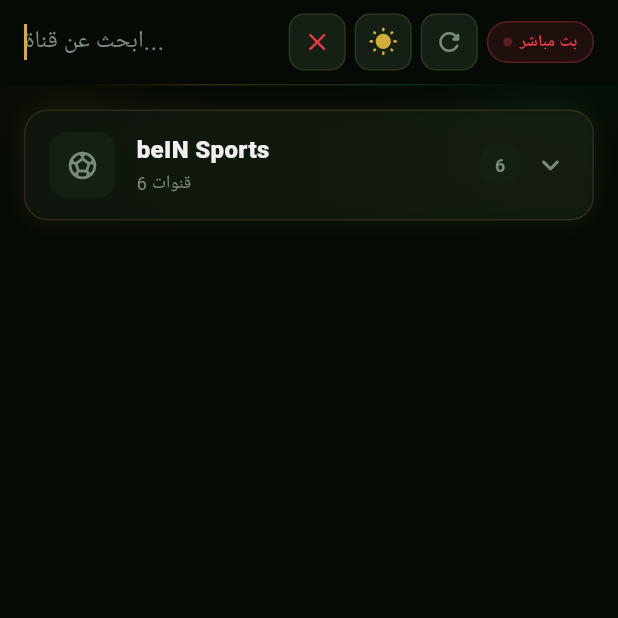
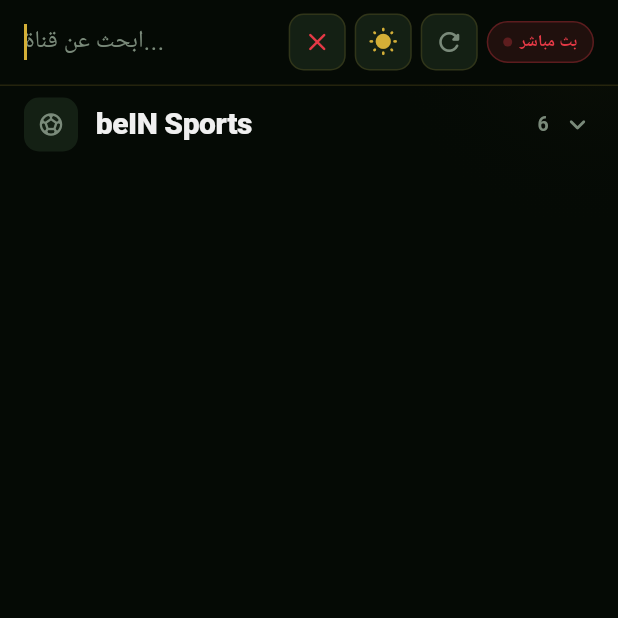
Before and after one commit to illyassvvv/G, a Flutter app: the screen it shows after launch, after a tap on the "search" icon, on a phone screen of 412 x 824 dp, the top half of it. Run offline on Flutter 3.47's test engine with Material 3 defaults, Android fonts, the phone set to English and light mode, and no system bars; drawn by our look-alikes of flutter_animate; our stand-ins replace better_player_plus, cached_network_image, connectivity_plus, google_fonts, shared_preferences, shimmer; network calls fail; Roboto replaces fonts that are missing (Cairo).

Commit message:
redesign: premium poster-style UI inspired by streaming apps
- Channel cards: poster-style with centered logo, name below, subtle active glow
- 3-column grid layout (was 2) for denser, cleaner content display
- Category headers: bold Arabic text, minimal icons, clean spacing
- Cleaner app bar with subtle divider line
- Reduced ambient glow for minimal aesthetic
- Skeleton loading updated to match new 3-col poster grid
- All previous fixes preserved (ValueNotifier, debouncing, safe disposal)

Co-Authored-By: ilyasssr.119@gmail.com <ilyasssr.119@gmail.com>

```diff
--- a/lib/screens/home_screen.dart
+++ b/lib/screens/home_screen.dart
@@ -274,9 +274,8 @@ class _HomeScreenState extends State<HomeScreen> {
     return Scaffold(
       backgroundColor: c.bg,
       body: Stack(children: [
-        // Ambient glows
-        Positioned(top: -100, right: -100, child: _glow(AppTheme.green, 300, 0.06)),
-        Positioned(top: -50,  left: -80,  child: _glow(AppTheme.accent, 250, 0.04)),
+        // Subtle ambient glow — minimal
+        Positioned(top: -120, right: -120, child: _glow(AppTheme.accent, 280, 0.03)),
 
         // ── No internet banner ──────────────────────────────────
         if (!prov.hasInternet)
@@ -412,13 +411,7 @@ class _HomeScreenState extends State<HomeScreen> {
         ),
       ],
       bottom: PreferredSize(preferredSize: const Size.fromHeight(1),
-        child: Container(height: 1, decoration: BoxDecoration(
-          gradient: LinearGradient(colors: [
-            Colors.transparent,
-            AppTheme.accent.withOpacity(0.2),
-            AppTheme.green.withOpacity(0.2),
-            Colors.transparent,
-          ])))),
+        child: Container(height: 0.5, color: c.border.withOpacity(0.3))),
     );
   }
 
@@ -430,11 +423,11 @@ class _HomeScreenState extends State<HomeScreen> {
         sliver: SliverGrid(
           delegate: SliverChildBuilderDelegate(
             (_, i) => ChannelCardSkeleton(provider: prov),
-            childCount: 6,
+            childCount: 9,
           ),
           gridDelegate: const SliverGridDelegateWithFixedCrossAxisCount(
-            crossAxisCount: 2, crossAxisSpacing: 12,
-            mainAxisSpacing: 12, childAspectRatio: 1.1,
+            crossAxisCount: 3, crossAxisSpacing: 10,
+            mainAxisSpacing: 16, childAspectRatio: 0.65,
           ),
         ),
       ),
@@ -495,8 +488,8 @@ class _HomeScreenState extends State<HomeScreen> {
             );
           }, childCount: _searchResults.length),
           gridDelegate: const SliverGridDelegateWithFixedCrossAxisCount(
-            crossAxisCount: 2, crossAxisSpacing: 12,
-            mainAxisSpacing: 12, childAspectRatio: 1.1,
+            crossAxisCount: 3, crossAxisSpacing: 10,
+            mainAxisSpacing: 16, childAspectRatio: 0.65,
           ),
         ),
       ),
@@ -510,65 +503,54 @@ class _HomeScreenState extends State<HomeScreen> {
       final cat        = _categories[i];
       final isExpanded = _expanded.contains(cat.name);
 
+      // ── Category header — clean, bold, streaming-app style ──
       widgets.add(SliverToBoxAdapter(
         child: GestureDetector(
           onTap: () => _toggleCat(cat.name),
-          child: Container(
-            margin: const EdgeInsets.fromLTRB(16, 16, 16, 8),
-            padding: const EdgeInsets.symmetric(horizontal: 16, vertical: 14),
-            decoration: BoxDecoration(
-              gradient: LinearGradient(colors: [
-                c.surface.withOpacity(0.9),
-                c.surface2.withOpacity(0.6),
-              ], begin: Alignment.centerLeft, end: Alignment.centerRight),
-              borderRadius: BorderRadius.circular(16),
-              border: Border.all(
-                color: isExpanded ? AppTheme.accent.withOpacity(0.3) : c.border, width: 1),
-              boxShadow: [BoxShadow(color: c.shadow, blurRadius: 10)],
-            ),
+          child: Padding(
+            padding: EdgeInsets.fromLTRB(16, i == 0 ? 8 : 24, 16, 12),
             child: Row(children: [
+              // Category icon
               AnimatedContainer(
-                duration: const Duration(milliseconds: 250),
-                width: 44, height: 44,
+                duration: const Duration(milliseconds: 200),
+                width: 36, height: 36,
                 decoration: BoxDecoration(
-                  gradient: isExpanded ? AppTheme.goldGradient
-                      : LinearGradient(colors: [c.surface2, c.surface2]),
-                  borderRadius: BorderRadius.circular(12),
-                  boxShadow: isExpanded
-                      ? [BoxShadow(color: AppTheme.accent.withOpacity(0.25), blurRadius: 10)]
-                      : [],
+                  gradient: isExpanded ? AppTheme.goldGradient : null,
+                  color: isExpanded ? null : c.surface2,
+                  borderRadius: BorderRadius.circular(10),
                 ),
                 child: Icon(_catIcon(cat.icon),
-                  color: isExpanded ? Colors.black : c.textDim, size: 22),
+                  color: isExpanded ? Colors.black : c.textDim, size: 18),
               ),
-              const SizedBox(width: 14),
-              Expanded(child: Column(crossAxisAlignment: CrossAxisAlignment.start, children: [
-                Text(cat.name,
-                  style: TextStyle(fontSize: 16, fontWeight: FontWeight.w800,
-                    color: isExpanded ? AppTheme.accent : c.text)),
-                const SizedBox(height: 2),
-                Text('${cat.channels.length} قنوات',
-                  style: TextStyle(fontSize: 12, color: c.textDim)),
-              ])),
-              Container(
-                padding: const EdgeInsets.symmetric(horizontal: 10, vertical: 4),
-                decoration: BoxDecoration(
-                  color: isExpanded ? AppTheme.accent.withOpacity(0.15) : c.surface2,
-                  borderRadius: BorderRadius.circular(10)),
-                child: Text('${cat.channels.length}',
-                  style: TextStyle(fontSize: 12, fontWeight: FontWeight.w700,
-                    color: isExpanded ? AppTheme.accent : c.textDim))),
+              const SizedBox(width: 12),
+              // Category name — large bold
+              Expanded(
+                child: Text(cat.name,
+                  style: TextStyle(
+                    fontSize: 20,
+                    fontWeight: FontWeight.w900,
+                    color: c.text,
+                    fontFamily: 'Cairo',
+                    letterSpacing: -0.3,
+                  )),
+              ),
+              // Channel count
+              Text('${cat.channels.length}',
+                style: TextStyle(
+                  fontSize: 13,
+                  fontWeight: FontWeight.w600,
+                  color: c.textDim,
+                )),
               const SizedBox(width: 8),
+              // Expand arrow
               AnimatedRotation(
                 turns: isExpanded ? 0.5 : 0,
-                duration: const Duration(milliseconds: 250),
+                duration: const Duration(milliseconds: 200),
                 curve: Curves.easeOutCubic,
                 child: Icon(Icons.keyboard_arrow_down_rounded,
-                  color: isExpanded ? AppTheme.accent : c.textDim, size: 24)),
+                  color: c.textDim, size: 22)),
             ]),
-          ).animate(delay: Duration(milliseconds: 70 * i))
-              .fadeIn(duration: 300.ms)
-              .slideX(begin: -0.04, end: 0, duration: 280.ms),
+          ),
         ),
       ));
 
@@ -587,8 +569,8 @@ class _HomeScreenState extends State<HomeScreen> {
               );
             }, childCount: cat.channels.length),
             gridDelegate: const SliverGridDelegateWithFixedCrossAxisCount(
-              crossAxisCount: 2, crossAxisSpacing: 12,
-              mainAxisSpacing: 12, childAspectRatio: 1.1,
+              crossAxisCount: 3, crossAxisSpacing: 10,
+              mainAxisSpacing: 16, childAspectRatio: 0.65,
             ),
           ),
         ));
```
Also changed, not shown: lib/widgets/channel_card.dart (+148 -150 lines).
